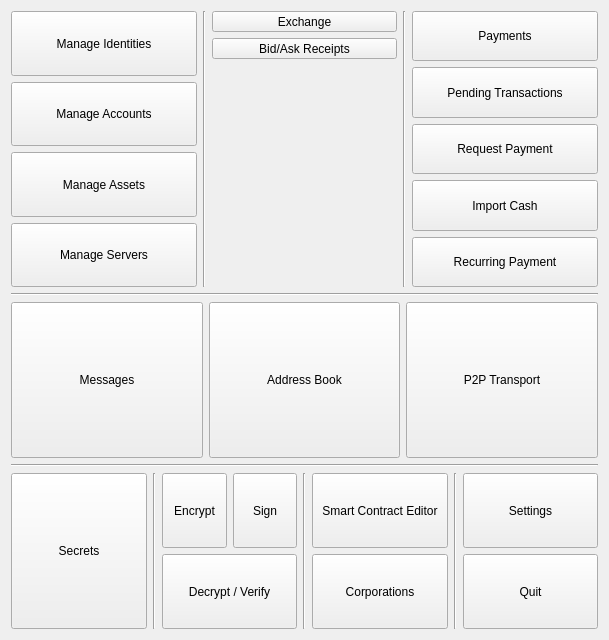
The window that src/gui/ui/dlgmenu.ui (Open-Transactions/Moneychanger) describes before a commit, drawn with Qt 5.
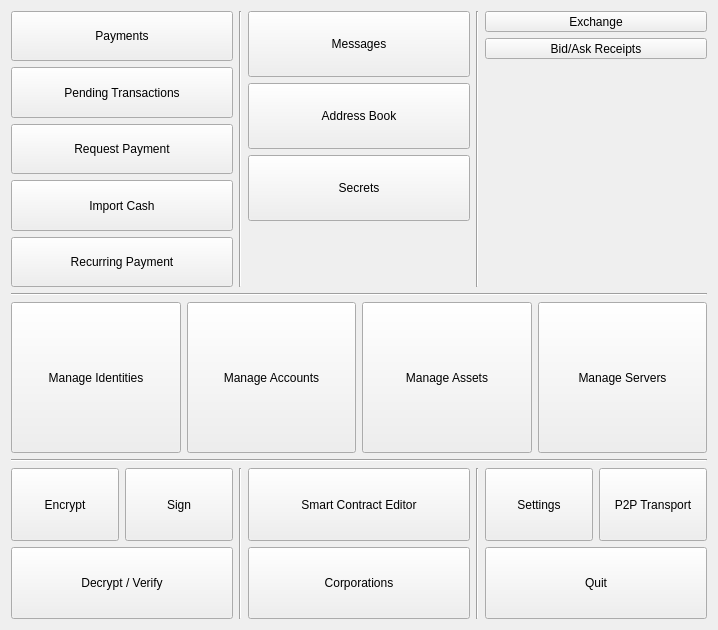
The same window after the commit. Icons and pictures are not drawn.

Commit message: More UI updates. Added Contact Data to Nym+Contact

Diff of the .ui file:
```diff
--- a/src/gui/ui/dlgmenu.ui
+++ b/src/gui/ui/dlgmenu.ui
@@ -6,207 +6,16 @@
    <rect>
     <x>0</x>
     <y>0</y>
-    <width>609</width>
-    <height>640</height>
+    <width>718</width>
+    <height>630</height>
    </rect>
   </property>
   <property name="windowTitle">
    <string>Main Navigation</string>
   </property>
-  <layout class="QVBoxLayout" name="verticalLayout_6">
+  <layout class="QVBoxLayout" name="verticalLayout_2">
    <item>
-    <layout class="QHBoxLayout" name="horizontalLayout_2">
-     <item>
-      <layout class="QVBoxLayout" name="verticalLayout">
-       <item>
-        <widget class="QToolButton" name="toolButton_manageNyms">
-         <property name="sizePolicy">
-          <sizepolicy hsizetype="Expanding" vsizetype="Expanding">
-           <horstretch>0</horstretch>
-           <verstretch>0</verstretch>
-          </sizepolicy>
-         </property>
-         <property name="text">
-          <string>Manage Identities</string>
-         </property>
-         <property name="icon">
-          <iconset resource="../resource.qrc">
-           <normaloff>:/icons/icons/qrcode_scan.png</normaloff>:/icons/icons/qrcode_scan.png</iconset>
-         </property>
-         <property name="iconSize">
-          <size>
-           <width>64</width>
-           <height>64</height>
-          </size>
-         </property>
-         <property name="toolButtonStyle">
-          <enum>Qt::ToolButtonTextBesideIcon</enum>
-         </property>
-        </widget>
-       </item>
-       <item>
-        <widget class="QToolButton" name="toolButton_manageAccounts">
-         <property name="sizePolicy">
-          <sizepolicy hsizetype="Expanding" vsizetype="Expanding">
-           <horstretch>0</horstretch>
-           <verstretch>0</verstretch>
-          </sizepolicy>
-         </property>
-         <property name="text">
-          <string>Manage Accounts</string>
-         </property>
-         <property name="icon">
-          <iconset resource="../resource.qrc">
-           <normaloff>:/icons/icons/vault.png</normaloff>:/icons/icons/vault.png</iconset>
-         </property>
-         <property name="iconSize">
-          <size>
-           <width>64</width>
-           <height>64</height>
-          </size>
-         </property>
-         <property name="toolButtonStyle">
-          <enum>Qt::ToolButtonTextBesideIcon</enum>
-         </property>
-        </widget>
-       </item>
-       <item>
-        <widget class="QToolButton" name="toolButton_manageAssets">
-         <property name="sizePolicy">
-          <sizepolicy hsizetype="Expanding" vsizetype="Expanding">
-           <horstretch>0</horstretch>
-           <verstretch>0</verstretch>
-          </sizepolicy>
-         </property>
-         <property name="text">
-          <string>Manage Assets</string>
-         </property>
-         <property name="icon">
-          <iconset resource="../resource.qrc">
-           <normaloff>:/icons/icons/assets.png</normaloff>:/icons/icons/assets.png</iconset>
-         </property>
-         <property name="iconSize">
-          <size>
-           <width>64</width>
-           <height>64</height>
-          </size>
-         </property>
-         <property name="toolButtonStyle">
-          <enum>Qt::ToolButtonTextBesideIcon</enum>
-         </property>
-        </widget>
-       </item>
-       <item>
-        <widget class="QToolButton" name="toolButton_manageServers">
-         <property name="sizePolicy">
-          <sizepolicy hsizetype="Expanding" vsizetype="Expanding">
-           <horstretch>0</horstretch>
-           <verstretch>0</verstretch>
-          </sizepolicy>
-         </property>
-         <property name="text">
-          <string>Manage Servers</string>
-         </property>
-         <property name="icon">
-          <iconset resource="../resource.qrc">
-           <normaloff>:/icons/server</normaloff>:/icons/server</iconset>
-         </property>
-         <property name="iconSize">
-          <size>
-           <width>64</width>
-           <height>64</height>
-          </size>
-         </property>
-         <property name="toolButtonStyle">
-          <enum>Qt::ToolButtonTextBesideIcon</enum>
-         </property>
-        </widget>
-       </item>
-      </layout>
-     </item>
-     <item>
-      <widget class="Line" name="line_5">
-       <property name="orientation">
-        <enum>Qt::Vertical</enum>
-       </property>
-      </widget>
-     </item>
-     <item>
-      <layout class="QVBoxLayout" name="verticalLayout_5">
-       <item>
-        <widget class="QToolButton" name="toolButton_markets">
-         <property name="sizePolicy">
-          <sizepolicy hsizetype="Expanding" vsizetype="Expanding">
-           <horstretch>0</horstretch>
-           <verstretch>0</verstretch>
-          </sizepolicy>
-         </property>
-         <property name="text">
-          <string>Exchange</string>
-         </property>
-         <property name="icon">
-          <iconset resource="../resource.qrc">
-           <normaloff>:/icons/markets</normaloff>:/icons/markets</iconset>
-         </property>
-         <property name="iconSize">
-          <size>
-           <width>64</width>
-           <height>64</height>
-          </size>
-         </property>
-         <property name="toolButtonStyle">
-          <enum>Qt::ToolButtonTextBesideIcon</enum>
-         </property>
-        </widget>
-       </item>
-       <item>
-        <widget class="QToolButton" name="toolButton_trade_archive">
-         <property name="sizePolicy">
-          <sizepolicy hsizetype="Expanding" vsizetype="Expanding">
-           <horstretch>0</horstretch>
-           <verstretch>0</verstretch>
-          </sizepolicy>
-         </property>
-         <property name="text">
-          <string>Bid/Ask Receipts</string>
-         </property>
-         <property name="icon">
-          <iconset resource="../resource.qrc">
-           <normaloff>:/icons/overview</normaloff>:/icons/overview</iconset>
-         </property>
-         <property name="iconSize">
-          <size>
-           <width>64</width>
-           <height>64</height>
-          </size>
-         </property>
-         <property name="toolButtonStyle">
-          <enum>Qt::ToolButtonTextBesideIcon</enum>
-         </property>
-        </widget>
-       </item>
-       <item>
-        <spacer name="verticalSpacer">
-         <property name="orientation">
-          <enum>Qt::Vertical</enum>
-         </property>
-         <property name="sizeHint" stdset="0">
-          <size>
-           <width>20</width>
-           <height>228</height>
-          </size>
-         </property>
-        </spacer>
-       </item>
-      </layout>
-     </item>
-     <item>
-      <widget class="Line" name="line">
-       <property name="orientation">
-        <enum>Qt::Vertical</enum>
-       </property>
-      </widget>
-     </item>
+    <layout class="QHBoxLayout" name="horizontalLayout_3">
      <item>
       <layout class="QVBoxLayout" name="verticalLayout_4">
        <item>
@@ -341,6 +150,187 @@
        </item>
       </layout>
      </item>
+     <item>
+      <widget class="Line" name="line_5">
+       <property name="orientation">
+        <enum>Qt::Vertical</enum>
+       </property>
+      </widget>
+     </item>
+     <item>
+      <layout class="QVBoxLayout" name="verticalLayout">
+       <item>
+        <widget class="QToolButton" name="toolButton_messages">
+         <property name="sizePolicy">
+          <sizepolicy hsizetype="Expanding" vsizetype="Expanding">
+           <horstretch>0</horstretch>
+           <verstretch>0</verstretch>
+          </sizepolicy>
+         </property>
+         <property name="layoutDirection">
+          <enum>Qt::LeftToRight</enum>
+         </property>
+         <property name="text">
+          <string>Messages</string>
+         </property>
+         <property name="icon">
+          <iconset resource="../resource.qrc">
+           <normaloff>:/icons/icons/pencil.png</normaloff>:/icons/icons/pencil.png</iconset>
+         </property>
+         <property name="iconSize">
+          <size>
+           <width>64</width>
+           <height>64</height>
+          </size>
+         </property>
+         <property name="toolButtonStyle">
+          <enum>Qt::ToolButtonTextBesideIcon</enum>
+         </property>
+        </widget>
+       </item>
+       <item>
+        <widget class="QToolButton" name="toolButton_contacts">
+         <property name="sizePolicy">
+          <sizepolicy hsizetype="Expanding" vsizetype="Expanding">
+           <horstretch>0</horstretch>
+           <verstretch>0</verstretch>
+          </sizepolicy>
+         </property>
+         <property name="text">
+          <string>Address Book</string>
+         </property>
+         <property name="icon">
+          <iconset resource="../resource.qrc">
+           <normaloff>:/icons/icons/rolodex_small.png</normaloff>:/icons/icons/rolodex_small.png</iconset>
+         </property>
+         <property name="iconSize">
+          <size>
+           <width>64</width>
+           <height>64</height>
+          </size>
+         </property>
+         <property name="toolButtonStyle">
+          <enum>Qt::ToolButtonTextBesideIcon</enum>
+         </property>
+        </widget>
+       </item>
+       <item>
+        <widget class="QToolButton" name="toolButton_secrets">
+         <property name="sizePolicy">
+          <sizepolicy hsizetype="Expanding" vsizetype="Expanding">
+           <horstretch>0</horstretch>
+           <verstretch>0</verstretch>
+          </sizepolicy>
+         </property>
+         <property name="text">
+          <string>Secrets</string>
+         </property>
+         <property name="icon">
+          <iconset resource="../resource.qrc">
+           <normaloff>:/icons/icons/safe_box.png</normaloff>:/icons/icons/safe_box.png</iconset>
+         </property>
+         <property name="iconSize">
+          <size>
+           <width>64</width>
+           <height>64</height>
+          </size>
+         </property>
+         <property name="toolButtonStyle">
+          <enum>Qt::ToolButtonTextBesideIcon</enum>
+         </property>
+        </widget>
+       </item>
+       <item>
+        <spacer name="verticalSpacer_2">
+         <property name="orientation">
+          <enum>Qt::Vertical</enum>
+         </property>
+         <property name="sizeHint" stdset="0">
+          <size>
+           <width>20</width>
+           <height>40</height>
+          </size>
+         </property>
+        </spacer>
+       </item>
+      </layout>
+     </item>
+     <item>
+      <widget class="Line" name="line">
+       <property name="orientation">
+        <enum>Qt::Vertical</enum>
+       </property>
+      </widget>
+     </item>
+     <item>
+      <layout class="QVBoxLayout" name="verticalLayout_5">
+       <item>
+        <widget class="QToolButton" name="toolButton_markets">
+         <property name="sizePolicy">
+          <sizepolicy hsizetype="Expanding" vsizetype="Expanding">
+           <horstretch>0</horstretch>
+           <verstretch>0</verstretch>
+          </sizepolicy>
+         </property>
+         <property name="text">
+          <string>Exchange</string>
+         </property>
+         <property name="icon">
+          <iconset resource="../resource.qrc">
+           <normaloff>:/icons/markets</normaloff>:/icons/markets</iconset>
+         </property>
+         <property name="iconSize">
+          <size>
+           <width>64</width>
+           <height>64</height>
+          </size>
+         </property>
+         <property name="toolButtonStyle">
+          <enum>Qt::ToolButtonTextBesideIcon</enum>
+         </property>
+        </widget>
+       </item>
+       <item>
+        <widget class="QToolButton" name="toolButton_trade_archive">
+         <property name="sizePolicy">
+          <sizepolicy hsizetype="Expanding" vsizetype="Expanding">
+           <horstretch>0</horstretch>
+           <verstretch>0</verstretch>
+          </sizepolicy>
+         </property>
+         <property name="text">
+          <string>Bid/Ask Receipts</string>
+         </property>
+         <property name="icon">
+          <iconset resource="../resource.qrc">
+           <normaloff>:/icons/overview</normaloff>:/icons/overview</iconset>
+         </property>
+         <property name="iconSize">
+          <size>
+           <width>64</width>
+           <height>64</height>
+          </size>
+         </property>
+         <property name="toolButtonStyle">
+          <enum>Qt::ToolButtonTextBesideIcon</enum>
+         </property>
+        </widget>
+       </item>
+       <item>
+        <spacer name="verticalSpacer">
+         <property name="orientation">
+          <enum>Qt::Vertical</enum>
+         </property>
+         <property name="sizeHint" stdset="0">
+          <size>
+           <width>20</width>
+           <height>228</height>
+          </size>
+         </property>
+        </spacer>
+       </item>
+      </layout>
+     </item>
     </layout>
    </item>
    <item>
@@ -351,20 +341,43 @@
     </widget>
    </item>
    <item>
-    <layout class="QHBoxLayout" name="horizontalLayout_3">
+    <layout class="QHBoxLayout" name="horizontalLayout_2">
      <item>
-      <widget class="QToolButton" name="toolButton_messages">
+      <widget class="QToolButton" name="toolButton_manageNyms">
        <property name="sizePolicy">
         <sizepolicy hsizetype="Expanding" vsizetype="Expanding">
          <horstretch>0</horstretch>
          <verstretch>0</verstretch>
         </sizepolicy>
        </property>
-       <property name="layoutDirection">
-        <enum>Qt::LeftToRight</enum>
+       <property name="text">
+        <string>Manage Identities</string>
        </property>
+       <property name="icon">
+        <iconset resource="../resource.qrc">
+         <normaloff>:/icons/icons/qrcode_scan.png</normaloff>:/icons/icons/qrcode_scan.png</iconset>
+       </property>
+       <property name="iconSize">
+        <size>
+         <width>64</width>
+         <height>64</height>
+        </size>
+       </property>
+       <property name="toolButtonStyle">
+        <enum>Qt::ToolButtonTextBesideIcon</enum>
+       </property>
+      </widget>
+     </item>
+     <item>
+      <widget class="QToolButton" name="toolButton_manageAccounts">
+       <property name="sizePolicy">
+        <sizepolicy hsizetype="Expanding" vsizetype="Expanding">
+         <horstretch>0</horstretch>
+         <verstretch>0</verstretch>
+        </sizepolicy>
+       </property>
        <property name="text">
-        <string>Messages</string>
+        <string>Manage Accounts</string>
        </property>
        <property name="icon">
         <iconset resource="../resource.qrc">
@@ -382,7 +395,7 @@
       </widget>
      </item>
      <item>
-      <widget class="QToolButton" name="toolButton_contacts">
+      <widget class="QToolButton" name="toolButton_manageAssets">
        <property name="sizePolicy">
         <sizepolicy hsizetype="Expanding" vsizetype="Expanding">
          <horstretch>0</horstretch>
@@ -390,7 +403,7 @@
         </sizepolicy>
        </property>
        <property name="text">
-        <string>Address Book</string>
+        <string>Manage Assets</string>
        </property>
        <property name="icon">
         <iconset resource="../resource.qrc">
@@ -408,7 +421,7 @@
       </widget>
      </item>
      <item>
-      <widget class="QToolButton" name="toolButton_transport">
+      <widget class="QToolButton" name="toolButton_manageServers">
        <property name="sizePolicy">
         <sizepolicy hsizetype="Expanding" vsizetype="Expanding">
          <horstretch>0</horstretch>
@@ -416,7 +429,7 @@
         </sizepolicy>
        </property>
        <property name="text">
-        <string>P2P Transport</string>
+        <string>Manage Servers</string>
        </property>
        <property name="icon">
         <iconset resource="../resource.qrc">
@@ -444,39 +457,6 @@
    </item>
    <item>
     <layout class="QHBoxLayout" name="horizontalLayout">
-     <item>
-      <widget class="QToolButton" name="toolButton_secrets">
-       <property name="sizePolicy">
-        <sizepolicy hsizetype="Expanding" vsizetype="Expanding">
-         <horstretch>0</horstretch>
-         <verstretch>0</verstretch>
-        </sizepolicy>
-       </property>
-       <property name="text">
-        <string>Secrets</string>
-       </property>
-       <property name="icon">
-        <iconset resource="../resource.qrc">
-         <normaloff>:/icons/icons/safe_box.png</normaloff>:/icons/icons/safe_box.png</iconset>
-       </property>
-       <property name="iconSize">
-        <size>
-         <width>64</width>
-         <height>64</height>
-        </size>
-       </property>
-       <property name="toolButtonStyle">
-        <enum>Qt::ToolButtonTextBesideIcon</enum>
-       </property>
-      </widget>
-     </item>
-     <item>
-      <widget class="Line" name="line_2">
-       <property name="orientation">
-        <enum>Qt::Vertical</enum>
-       </property>
-      </widget>
-     </item>
      <item>
       <layout class="QGridLayout" name="gridLayout">
        <item row="0" column="0">
@@ -619,8 +599,8 @@
       </widget>
      </item>
      <item>
-      <layout class="QVBoxLayout" name="verticalLayout_2">
-       <item>
+      <layout class="QGridLayout" name="gridLayout_2">
+       <item row="0" column="0">
         <widget class="QToolButton" name="toolButton_settings">
          <property name="sizePolicy">
           <sizepolicy hsizetype="Expanding" vsizetype="Expanding">
@@ -633,7 +613,33 @@
          </property>
         </widget>
        </item>
-       <item>
+       <item row="0" column="1">
+        <widget class="QToolButton" name="toolButton_transport">
+         <property name="sizePolicy">
+          <sizepolicy hsizetype="Expanding" vsizetype="Expanding">
+           <horstretch>0</horstretch>
+           <verstretch>0</verstretch>
+          </sizepolicy>
+         </property>
+         <property name="text">
+          <string>P2P Transport</string>
+         </property>
+         <property name="icon">
+          <iconset resource="../resource.qrc">
+           <normaloff>:/icons/icons/p2p.png</normaloff>:/icons/icons/p2p.png</iconset>
+         </property>
+         <property name="iconSize">
+          <size>
+           <width>16</width>
+           <height>16</height>
+          </size>
+         </property>
+         <property name="toolButtonStyle">
+          <enum>Qt::ToolButtonTextBesideIcon</enum>
+         </property>
+        </widget>
+       </item>
+       <item row="1" column="0" colspan="2">
         <widget class="QToolButton" name="toolButton_quit">
          <property name="sizePolicy">
           <sizepolicy hsizetype="Expanding" vsizetype="Expanding">
```
Left out of the diff: 16 changed lines with no effect on the pictures. The commit also changes 8 other files.
